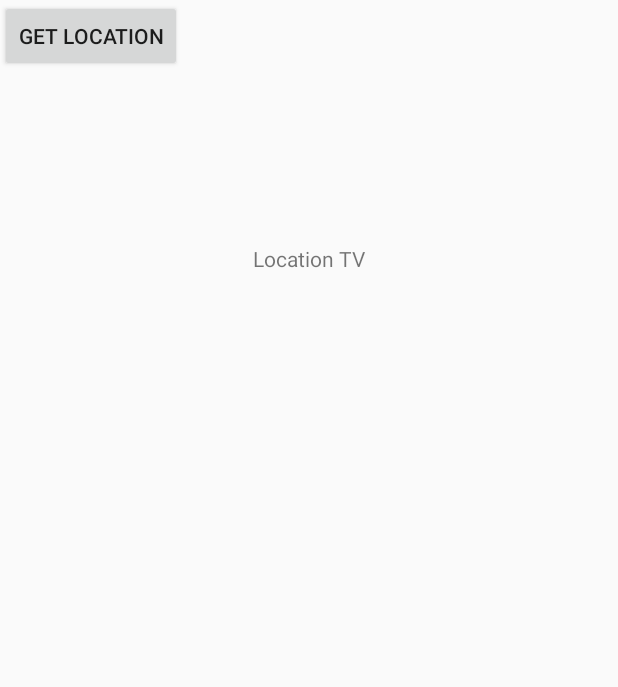
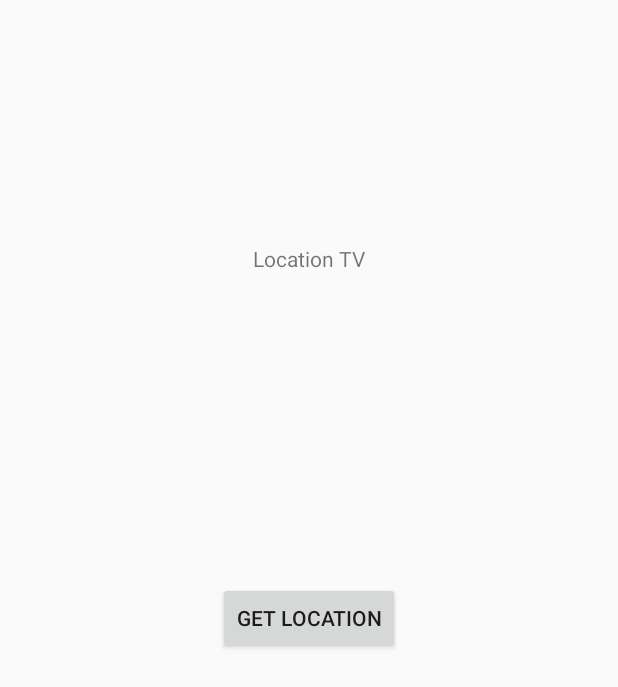
Before and after one commit to amit-upadhyay-IT/GetLocationFast, an Android app: the layout activity_main.xml on its own in the app's theme, with its tools: preview values and no code run, on a phone screen of 412 x 824 dp. Shown: the top 687 px of the screen. Run offline under Robolectric (Android 15) with nearby library versions, the phone set to English and light mode, and no system bars.

```diff
--- a/app/src/main/res/layout/activity_main.xml
+++ b/app/src/main/res/layout/activity_main.xml
@@ -15,14 +15,22 @@
         app:layout_constraintLeft_toLeftOf="parent"
         app:layout_constraintRight_toRightOf="parent"
         app:layout_constraintTop_toTopOf="parent"
-        app:layout_constraintVertical_bias="0.202" />
+        app:layout_constraintVertical_bias="0.202"
+        tools:layout_constraintRight_creator="1"
+        tools:layout_constraintLeft_creator="1" />
 
     <Button
         android:id="@+id/getLocationBtn"
         android:layout_width="wrap_content"
         android:layout_height="wrap_content"
         android:text="Get Location"
-        tools:layout_editor_absoluteX="131dp"
-        tools:layout_editor_absoluteY="231dp" />
+        tools:layout_constraintTop_creator="1"
+        tools:layout_constraintRight_creator="1"
+        tools:layout_constraintBottom_creator="1"
+        app:layout_constraintBottom_toBottomOf="parent"
+        app:layout_constraintRight_toRightOf="parent"
+        tools:layout_constraintLeft_creator="1"
+        app:layout_constraintLeft_toLeftOf="parent"
+        app:layout_constraintTop_toTopOf="parent" />
 
 </android.support.constraint.ConstraintLayout>
```
Also changed, not shown: app/src/main/AndroidManifest.xml (+12 -1 lines).
